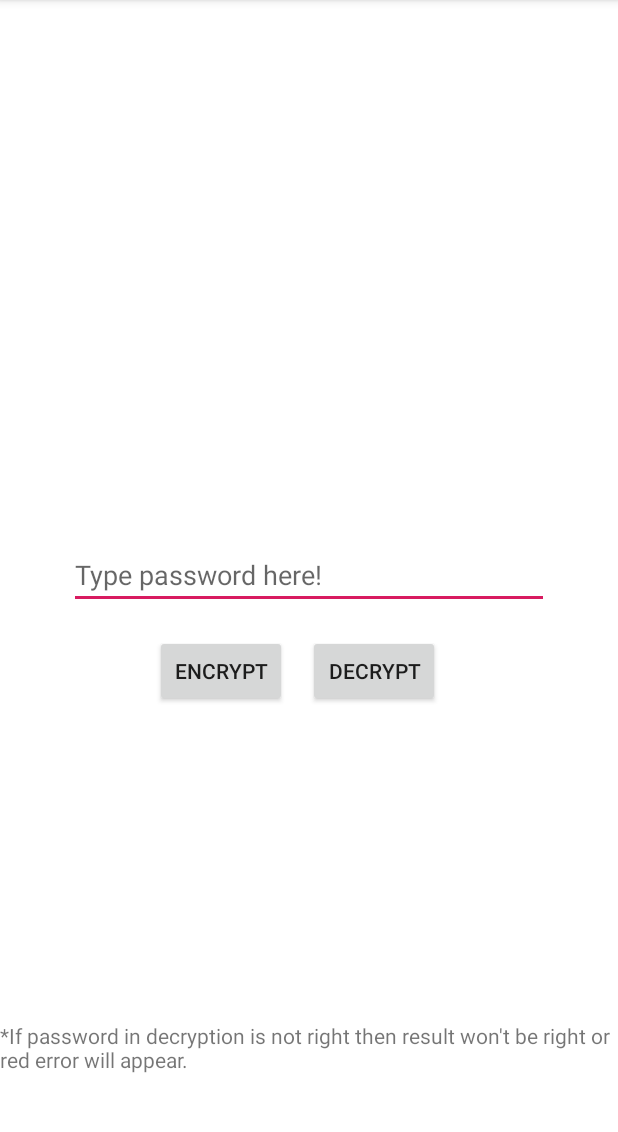
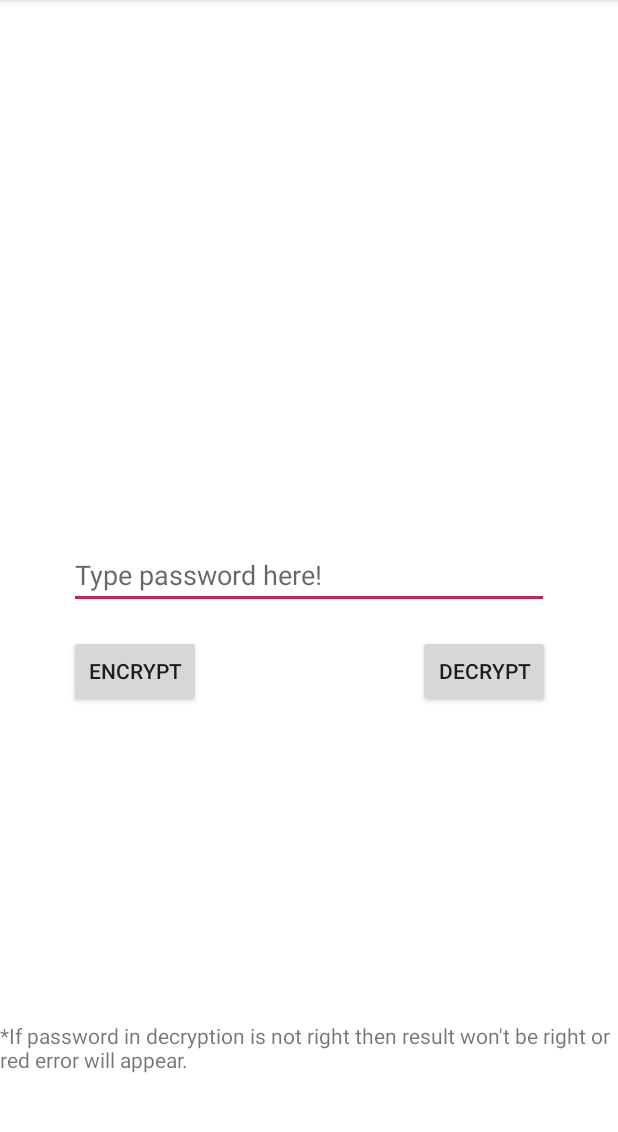
Before and after one commit to ikcilrep/safecrypt, an Android app: the screen it shows after launch (MainActivity), on a phone screen of 412 x 824 dp, the part 84-1216 px from its top. Run offline under Robolectric (Android 15) with nearby library versions, the phone set to English and light mode, and no system bars; our stand-ins replace AdMob; libraries missing offline, so code that uses them is left out: org.bouncycastle.crypto; 2 statements that could not run were skipped.

```diff
--- a/app/src/main/java/com/example/safecrypt/EncryptionPanel.kt
+++ b/app/src/main/java/com/example/safecrypt/EncryptionPanel.kt
@@ -49,7 +49,7 @@ class EncryptionPanel : AppCompatActivity() {
             val (cipherText, iv) = bytes.take(bytes.size - 16).toByteArray().split()
             resultView.text = decrypt(cipherText.toLongArray(), key, iv, salt).decodeToString()
         } catch (e: Exception) {
-            resultView.text = "This message can't be decrypted using this password."
+            resultView.text = getString(R.string.decryption_error)
             resultView.setTextColor(Color.parseColor("#ff0000"))
         }
     }
--- a/app/src/main/res/layout-v26/activity_main.xml
+++ b/app/src/main/res/layout-v26/activity_main.xml
@@ -15,7 +15,7 @@
         android:text="@string/encrypt"
         app:layout_constraintBottom_toBottomOf="parent"
         app:layout_constraintEnd_toEndOf="parent"
-        app:layout_constraintHorizontal_bias="0.318"
+        app:layout_constraintHorizontal_bias="0.142"
         app:layout_constraintStart_toStartOf="parent"
         app:layout_constraintTop_toTopOf="parent"
         app:layout_constraintVertical_bias="0.588" />
@@ -27,7 +27,7 @@
         android:text="@string/decrypt"
         app:layout_constraintBottom_toBottomOf="parent"
         app:layout_constraintEnd_toEndOf="parent"
-        app:layout_constraintHorizontal_bias="0.634"
+        app:layout_constraintHorizontal_bias="0.86"
         app:layout_constraintStart_toStartOf="parent"
         app:layout_constraintTop_toTopOf="parent"
         app:layout_constraintVertical_bias="0.588" />
--- a/app/src/main/res/layout/activity_main.xml
+++ b/app/src/main/res/layout/activity_main.xml
@@ -15,7 +15,7 @@
         android:text="@string/encrypt"
         app:layout_constraintBottom_toBottomOf="parent"
         app:layout_constraintEnd_toEndOf="parent"
-        app:layout_constraintHorizontal_bias="0.318"
+        app:layout_constraintHorizontal_bias="0.142"
         app:layout_constraintStart_toStartOf="parent"
         app:layout_constraintTop_toTopOf="parent"
         app:layout_constraintVertical_bias="0.588" />
@@ -27,7 +27,7 @@
         android:text="@string/decrypt"
         app:layout_constraintBottom_toBottomOf="parent"
         app:layout_constraintEnd_toEndOf="parent"
-        app:layout_constraintHorizontal_bias="0.634"
+        app:layout_constraintHorizontal_bias="0.86"
         app:layout_constraintStart_toStartOf="parent"
         app:layout_constraintTop_toTopOf="parent"
         app:layout_constraintVertical_bias="0.588" />
--- a/app/src/main/res/values/strings.xml
+++ b/app/src/main/res/values/strings.xml
@@ -1,14 +1,17 @@
 <resources>
     <string name="app_name">Safecrypt</string>
 
-    <string name="dummy_button">Dummy Button</string>
-    <string name="dummy_content">DUMMY\nCONTENT</string>
     <string name="encrypt">Encrypt</string>
     <string name="decrypt">Decrypt</string>
-    <string name="title_activity_password_type">password_type</string>
     <string name="password">password</string>
     <string name="enter">Enter</string>
     <string name="type_password_here">Type password here!</string>
-    <string name="password_warning">*If password in decryption is not right then result won\'t be right or red error will appear.</string>
-    <string name="copy_to_clipboard">Copy to clipboard</string>
+    <string name="password_warning">
+        *If password in decryption is not right then result won\'t be right or red error will appear.
+    </string>
+    <string name="copy_to_clipboard">Copy</string>
+    <string name="decryption_error">
+            This message can\'t be decrypted using this password.
+            Message or password is wrong.
+    </string>
 </resources>
```
Also changed, not shown: 5 other files.
